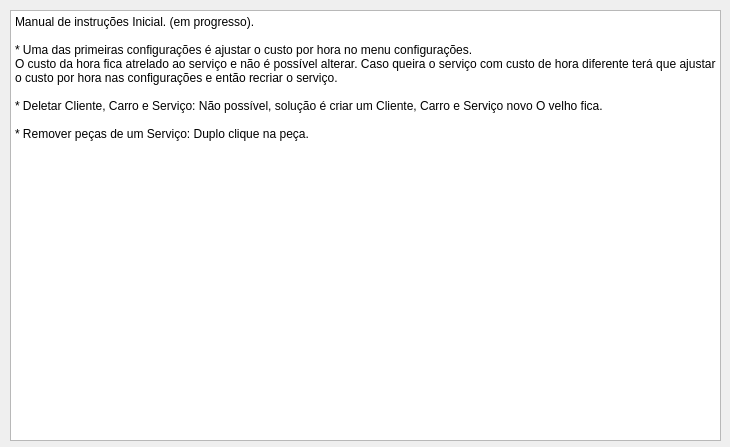
Before: the Qt Designer form Man_Page.ui in bedi1982/Oficina, drawn with Qt 5.
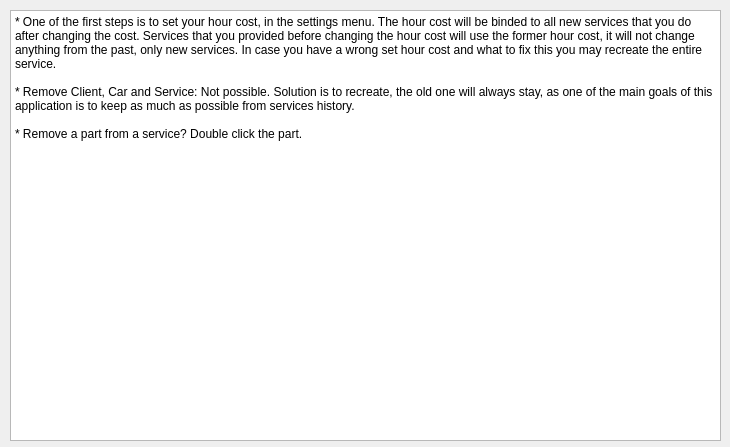
After: the same form once the commit is applied.

```diff
--- a/Man_Page.ui
+++ b/Man_Page.ui
@@ -23,14 +23,11 @@
     </rect>
    </property>
    <property name="plainText">
-    <string>Manual de instruções Inicial. (em progresso).
+    <string>* One of the first steps is to set your hour cost, in the settings menu. The hour cost will be binded to all new services that you do after changing the cost. Services that you provided before changing the hour cost will use the former hour cost, it will not change anything from the past, only new services. In case you have a wrong set hour cost and what to fix this you may recreate the entire service.
 
-* Uma das primeiras configurações é ajustar o custo por hora no menu configurações. 
-O custo da hora fica atrelado ao serviço e não é possível alterar. Caso queira o serviço com custo de hora diferente terá que ajustar o custo por hora nas configurações e então recriar o serviço.
+* Remove Client, Car and Service: Not possible. Solution is to recreate, the old one will always stay, as one of the main goals of this application is to keep as much as possible from services history.
 
-* Deletar Cliente, Carro e Serviço: Não possível, solução é criar um Cliente, Carro e Serviço novo O velho fica.
-
-* Remover peças de um Serviço: Duplo clique na peça.</string>
+* Remove a part from a service? Double click the part.</string>
    </property>
   </widget>
  </widget>
```
Left out of the diff: 2 changed lines with no effect on the pictures.
